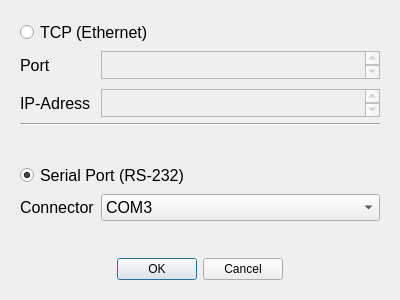
Above: MEEGA-Groundstation/UI-Files/MEEGA_connection.ui from JanNiklasJuedt/MEEGA-Software before the change. Below: the same form after it.
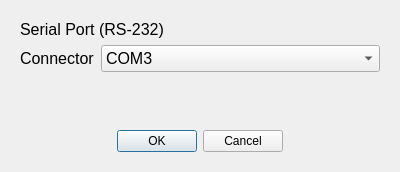
That is the form after the change.

Commit message: Cleaning up connection menu and window, fixing treeWidget background

The edit to the form file:
```diff
--- a/MEEGA-Groundstation/UI-Files/MEEGA_connection.ui
+++ b/MEEGA-Groundstation/UI-Files/MEEGA_connection.ui
@@ -7,7 +7,7 @@
     <x>0</x>
     <y>0</y>
     <width>400</width>
-    <height>300</height>
+    <height>172</height>
    </rect>
   </property>
   <property name="sizePolicy">
@@ -38,123 +38,10 @@
     <number>20</number>
    </property>
    <item>
-    <widget class="QRadioButton" name="TCP_Button">
-     <property name="text">
-      <string>TCP (Ethernet)</string>
-     </property>
-    </widget>
-   </item>
-   <item>
-    <layout class="QFormLayout" name="formLayout">
-     <property name="fieldGrowthPolicy">
-      <enum>QFormLayout::FieldGrowthPolicy::ExpandingFieldsGrow</enum>
-     </property>
-     <property name="horizontalSpacing">
-      <number>10</number>
-     </property>
-     <property name="verticalSpacing">
-      <number>10</number>
-     </property>
-     <item row="0" column="0">
-      <widget class="QLabel" name="label_2">
-       <property name="enabled">
-        <bool>true</bool>
-       </property>
-       <property name="text">
-        <string>Port</string>
-       </property>
-      </widget>
-     </item>
-     <item row="1" column="0">
-      <widget class="QLabel" name="label_3">
-       <property name="text">
-        <string>IP-Adress</string>
-       </property>
-      </widget>
-     </item>
-     <item row="0" column="1">
-      <widget class="QTextEdit" name="PortEdit">
-       <property name="enabled">
-        <bool>false</bool>
-       </property>
-       <property name="sizePolicy">
-        <sizepolicy hsizetype="Expanding" vsizetype="Fixed">
-         <horstretch>0</horstretch>
-         <verstretch>0</verstretch>
-        </sizepolicy>
-       </property>
-       <property name="minimumSize">
-        <size>
-         <width>0</width>
-         <height>28</height>
-        </size>
-       </property>
-       <property name="maximumSize">
-        <size>
-         <width>16777215</width>
-         <height>28</height>
-        </size>
-       </property>
-      </widget>
-     </item>
-     <item row="1" column="1">
-      <widget class="QTextEdit" name="IPEdit">
-       <property name="enabled">
-        <bool>false</bool>
-       </property>
-       <property name="sizePolicy">
-        <sizepolicy hsizetype="Expanding" vsizetype="Fixed">
-         <horstretch>0</horstretch>
-         <verstretch>0</verstretch>
-        </sizepolicy>
-       </property>
-       <property name="minimumSize">
-        <size>
-         <width>0</width>
-         <height>28</height>
-        </size>
-       </property>
-       <property name="maximumSize">
-        <size>
-         <width>16777215</width>
-         <height>28</height>
-        </size>
-       </property>
-      </widget>
-     </item>
-    </layout>
-   </item>
-   <item>
-    <widget class="Line" name="line">
-     <property name="orientation">
-      <enum>Qt::Orientation::Horizontal</enum>
-     </property>
-    </widget>
-   </item>
-   <item>
-    <spacer name="verticalSpacer_2">
-     <property name="orientation">
-      <enum>Qt::Orientation::Vertical</enum>
-     </property>
-     <property name="sizeType">
-      <enum>QSizePolicy::Policy::MinimumExpanding</enum>
-     </property>
-     <property name="sizeHint" stdset="0">
-      <size>
-       <width>20</width>
-       <height>0</height>
-      </size>
-     </property>
-    </spacer>
-   </item>
-   <item>
-    <widget class="QRadioButton" name="RS_Button">
+    <widget class="QLabel" name="label_2">
      <property name="text">
       <string>Serial Port (RS-232)</string>
      </property>
-     <property name="checked">
-      <bool>true</bool>
-     </property>
     </widget>
    </item>
    <item>
```
The commit also changes 6 other files.
